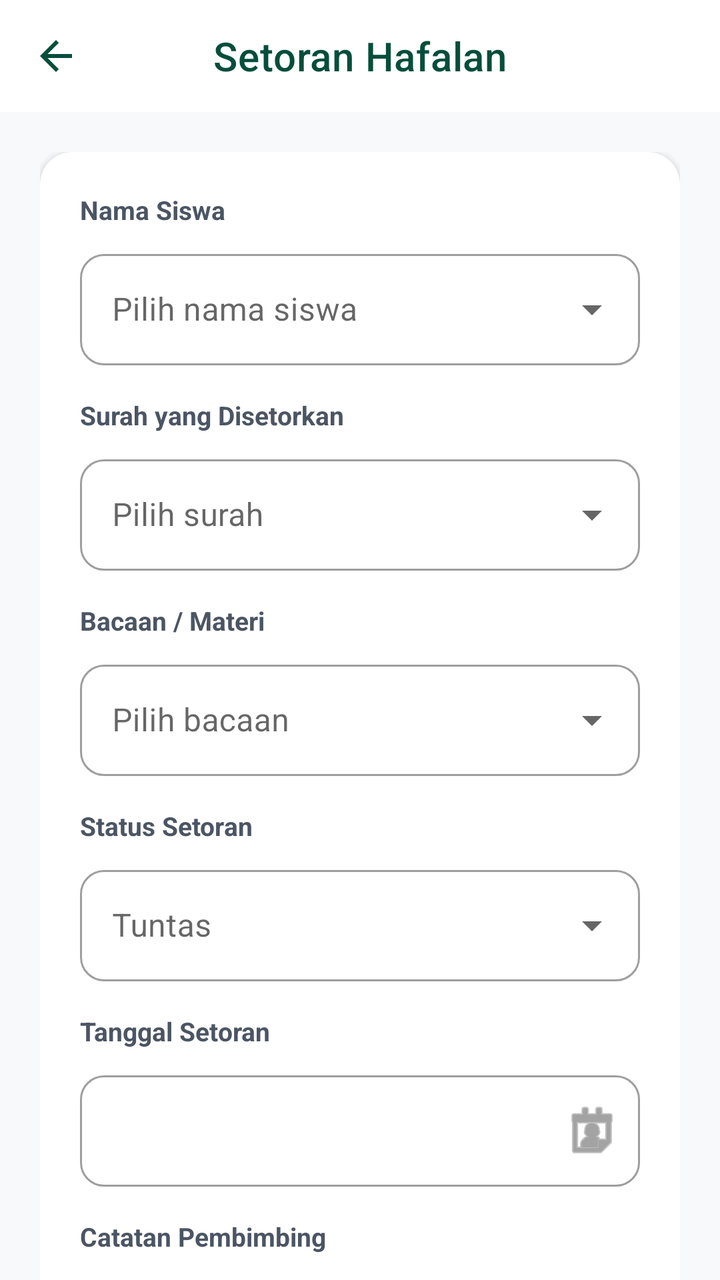
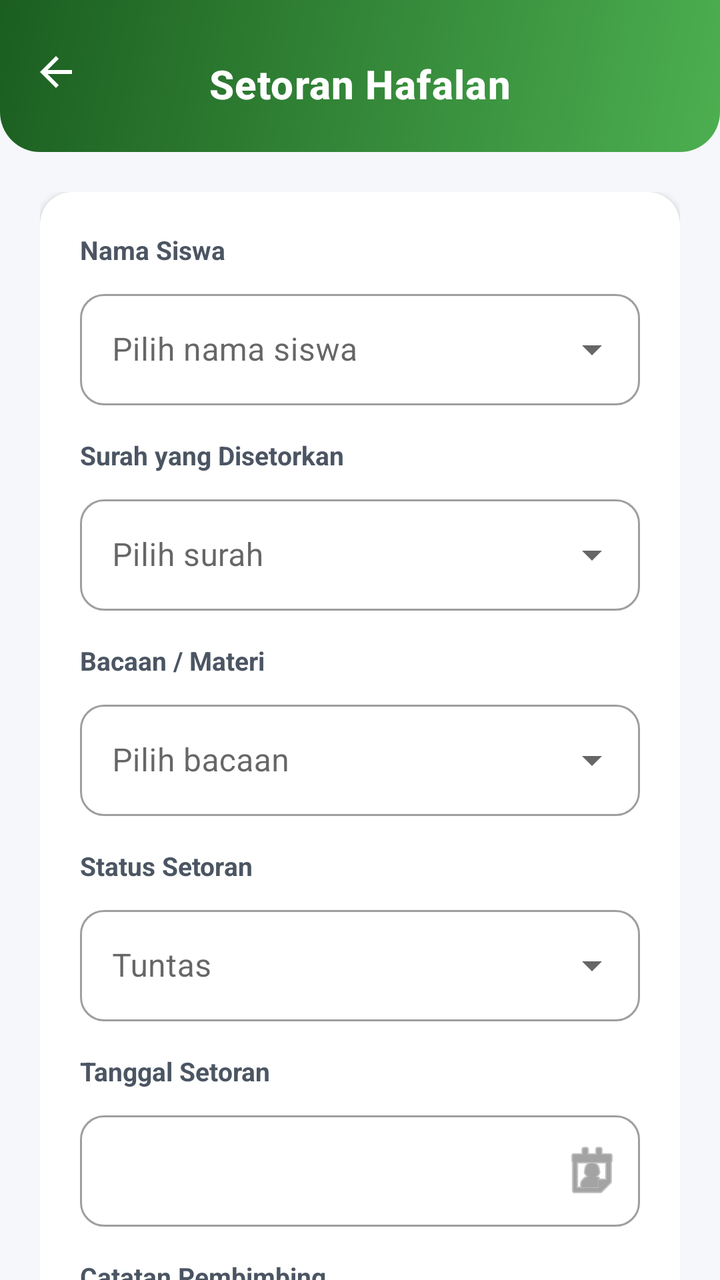

Before-and-after screenshots of an Android layout around one commit, followed by the original layout XML and the change that was made.
<!-- AndroidManifest.xml: application theme Theme.RamadhanDigital -->
<!-- res/layout/activity_add_setoran_guru.xml -->
<?xml version="1.0" encoding="utf-8"?>
<androidx.coordinatorlayout.widget.CoordinatorLayout xmlns:android="http://schemas.android.com/apk/res/android"
    xmlns:app="http://schemas.android.com/apk/res-auto"
    xmlns:tools="http://schemas.android.com/tools"
    android:layout_width="match_parent"
    android:layout_height="match_parent"
    android:background="#F8F9FA">

    <com.google.android.material.appbar.AppBarLayout
        android:layout_width="match_parent"
        android:layout_height="wrap_content"
        android:background="@color/white"
        app:elevation="0dp">

        <com.google.android.material.appbar.MaterialToolbar
            android:id="@+id/toolbar"
            android:layout_width="match_parent"
            android:layout_height="?attr/actionBarSize"
            app:navigationIcon="?attr/homeAsUpIndicator"
            app:navigationIconTint="@color/primary_green_dark"
            app:title="Setoran Hafalan"
            app:titleCentered="true"
            app:titleTextColor="@color/primary_green_dark" />

    </com.google.android.material.appbar.AppBarLayout>

    <androidx.core.widget.NestedScrollView
        android:layout_width="match_parent"
        android:layout_height="match_parent"
        app:layout_behavior="@string/appbar_scrolling_view_behavior">

        <LinearLayout
            android:layout_width="match_parent"
            android:layout_height="wrap_content"
            android:orientation="vertical"
            android:padding="20dp">

            <com.google.android.material.card.MaterialCardView
                android:layout_width="match_parent"
                android:layout_height="wrap_content"
                app:cardCornerRadius="16dp"
                app:cardElevation="2dp"
                app:strokeWidth="0dp">

                <LinearLayout
                    android:layout_width="match_parent"
                    android:layout_height="wrap_content"
                    android:orientation="vertical"
                    android:padding="20dp">

                    
                    <TextView
                        android:layout_width="wrap_content"
                        android:layout_height="wrap_content"
                        android:text="Nama Siswa"
                        android:textColor="@color/text_body"
                        android:textSize="13sp"
                        android:textStyle="bold" />

                    <com.google.android.material.textfield.TextInputLayout
                        style="@style/Widget.MaterialComponents.TextInputLayout.OutlinedBox.ExposedDropdownMenu"
                        android:layout_width="match_parent"
                        android:layout_height="wrap_content"
                        android:layout_marginTop="8dp"
                        app:boxCornerRadiusBottomEnd="12dp"
                        app:boxCornerRadiusBottomStart="12dp"
                        app:boxCornerRadiusTopEnd="12dp"
                        app:boxCornerRadiusTopStart="12dp">

                        <AutoCompleteTextView
                            android:id="@+id/spinnerSiswa"
                            android:layout_width="match_parent"
                            android:layout_height="wrap_content"
                            android:hint="Pilih nama siswa"
                            android:inputType="none" />
                    </com.google.android.material.textfield.TextInputLayout>

                    
                    <TextView
                        android:layout_width="wrap_content"
                        android:layout_height="wrap_content"
                        android:layout_marginTop="16dp"
                        android:text="Surah yang Disetorkan"
                        android:textColor="@color/text_body"
                        android:textSize="13sp"
                        android:textStyle="bold" />

                    <com.google.android.material.textfield.TextInputLayout
                        style="@style/Widget.MaterialComponents.TextInputLayout.OutlinedBox.ExposedDropdownMenu"
                        android:layout_width="match_parent"
                        android:layout_height="wrap_content"
                        android:layout_marginTop="8dp"
                        app:boxCornerRadiusBottomEnd="12dp"
                        app:boxCornerRadiusBottomStart="12dp"
                        app:boxCornerRadiusTopEnd="12dp"
                        app:boxCornerRadiusTopStart="12dp">

                        <AutoCompleteTextView
                            android:id="@+id/spinnerSurah"
                            android:layout_width="match_parent"
                            android:layout_height="wrap_content"
                            android:hint="Pilih surah"
                            android:inputType="none" />
                    </com.google.android.material.textfield.TextInputLayout>

                    
                    <TextView
                        android:layout_width="wrap_content"
                        android:layout_height="wrap_content"
                        android:layout_marginTop="16dp"
                        android:text="Bacaan / Materi"
                        android:textColor="@color/text_body"
                        android:textSize="13sp"
                        android:textStyle="bold" />

                    <com.google.android.material.textfield.TextInputLayout
                        style="@style/Widget.MaterialComponents.TextInputLayout.OutlinedBox.ExposedDropdownMenu"
                        android:layout_width="match_parent"
                        android:layout_height="wrap_content"
                        android:layout_marginTop="8dp"
                        app:boxCornerRadiusBottomEnd="12dp"
                        app:boxCornerRadiusBottomStart="12dp"
                        app:boxCornerRadiusTopEnd="12dp"
                        app:boxCornerRadiusTopStart="12dp">

                        <AutoCompleteTextView
                            android:id="@+id/spinnerBacaan"
                            android:layout_width="match_parent"
                            android:layout_height="wrap_content"
                            android:hint="Pilih bacaan"
                            android:inputType="none" />
                    </com.google.android.material.textfield.TextInputLayout>

                    
                    <TextView
                        android:layout_width="wrap_content"
                        android:layout_height="wrap_content"
                        android:layout_marginTop="16dp"
                        android:text="Status Setoran"
                        android:textColor="@color/text_body"
                        android:textSize="13sp"
                        android:textStyle="bold" />

                    <com.google.android.material.textfield.TextInputLayout
                        style="@style/Widget.MaterialComponents.TextInputLayout.OutlinedBox.ExposedDropdownMenu"
                        android:layout_width="match_parent"
                        android:layout_height="wrap_content"
                        android:layout_marginTop="8dp"
                        app:boxCornerRadiusBottomEnd="12dp"
                        app:boxCornerRadiusBottomStart="12dp"
                        app:boxCornerRadiusTopEnd="12dp"
                        app:boxCornerRadiusTopStart="12dp">

                        <AutoCompleteTextView
                            android:id="@+id/spinnerStatus"
                            android:layout_width="match_parent"
                            android:layout_height="wrap_content"
                            android:hint="Tuntas"
                            android:inputType="none" />
                    </com.google.android.material.textfield.TextInputLayout>

                    
                    <TextView
                        android:layout_width="wrap_content"
                        android:layout_height="wrap_content"
                        android:layout_marginTop="16dp"
                        android:text="Tanggal Setoran"
                        android:textColor="@color/text_body"
                        android:textSize="13sp"
                        android:textStyle="bold" />

                    <com.google.android.material.textfield.TextInputLayout
                        style="@style/Widget.MaterialComponents.TextInputLayout.OutlinedBox"
                        android:layout_width="match_parent"
                        android:layout_height="wrap_content"
                        android:layout_marginTop="8dp"
                        app:boxCornerRadiusBottomEnd="12dp"
                        app:boxCornerRadiusBottomStart="12dp"
                        app:boxCornerRadiusTopEnd="12dp"
                        app:boxCornerRadiusTopStart="12dp"
                        app:endIconMode="custom"
                        app:endIconDrawable="@android:drawable/ic_menu_my_calendar">

                        <com.google.android.material.textfield.TextInputEditText
                            android:id="@+id/etTanggal"
                            android:layout_width="match_parent"
                            android:layout_height="wrap_content"
                            android:focusable="false" />
                    </com.google.android.material.textfield.TextInputLayout>

                    
                    <TextView
                        android:layout_width="wrap_content"
                        android:layout_height="wrap_content"
                        android:layout_marginTop="16dp"
                        android:text="Catatan Pembimbing"
                        android:textColor="@color/text_body"
                        android:textSize="13sp"
                        android:textStyle="bold" />

                    <com.google.android.material.textfield.TextInputLayout
                        style="@style/Widget.MaterialComponents.TextInputLayout.OutlinedBox"
                        android:layout_width="match_parent"
                        android:layout_height="wrap_content"
                        android:layout_marginTop="8dp"
                        app:boxCornerRadiusBottomEnd="12dp"
                        app:boxCornerRadiusBottomStart="12dp"
                        app:boxCornerRadiusTopEnd="12dp"
                        app:boxCornerRadiusTopStart="12dp">

                        <com.google.android.material.textfield.TextInputEditText
                            android:id="@+id/etCatatan"
                            android:layout_width="match_parent"
                            android:layout_height="wrap_content"
                            android:gravity="top"
                            android:hint="Masukkan catatan..."
                            android:minLines="5" />
                    </com.google.android.material.textfield.TextInputLayout>

                </LinearLayout>
            </com.google.android.material.card.MaterialCardView>

            <com.google.android.material.button.MaterialButton
                android:id="@+id/btnSimpan"
                android:layout_width="match_parent"
                android:layout_height="56dp"
                android:layout_marginTop="32dp"
                android:layout_marginBottom="40dp"
                android:backgroundTint="@color/primary_green_dark"
                android:text="Simpan Setoran"
                android:textAllCaps="false"
                android:textSize="16sp"
                android:textStyle="bold"
                app:cornerRadius="28dp" />

        </LinearLayout>
    </androidx.core.widget.NestedScrollView>

    <com.google.android.material.progressindicator.CircularProgressIndicator
        android:id="@+id/progressBar"
        android:layout_width="wrap_content"
        android:layout_height="wrap_content"
        android:layout_gravity="center"
        android:indeterminate="true"
        android:visibility="gone"
        app:indicatorColor="@color/primary_green" />

</androidx.coordinatorlayout.widget.CoordinatorLayout>
<!-- resources referenced by this layout -->
<resources>
  <color name="primary_green">#059669</color>
  <color name="primary_green_dark">#064E3B</color>
  <color name="text_body">#4B5563</color>
  <color name="white">#FFFFFF</color>
  <style name="Theme.RamadhanDigital" parent="Theme.MaterialComponents.Light.NoActionBar">
  
          <item name="colorPrimary">#2E7D32</item>
          <item name="colorPrimaryVariant">#1B5E20</item>
          <item name="colorSecondary">#4CAF50</item>
  
          <item name="colorOnPrimary">@color/white</item>
          <item name="colorOnSecondary">@color/white</item>
  
          <item name="android:windowBackground">@android:color/white</item>
  
          <item name="android:statusBarColor">#2E7D32</item>
          <item name="android:navigationBarColor">@android:color/white</item>
  
          <item name="android:windowLightStatusBar">true</item>
  
          
          <item name="bottomNavigationStyle">@style/App.BottomNavigationView</item>
      </style>
  <style name="App.BottomNavigationView" parent="Widget.MaterialComponents.BottomNavigationView">
          <item name="itemActiveIndicatorStyle">@style/App.Custom.Indicator</item>
          <item name="itemTextAppearanceActive">@style/App.BottomNav.Text.Active</item>
          <item name="itemTextAppearanceInactive">@style/App.BottomNav.Text.Inactive</item>
      </style>
  <style name="App.Custom.Indicator" parent="Widget.Material3.BottomNavigationView.ActiveIndicator">
          
          <item name="android:color">#E8F5E9</item>
          <item name="android:width">60dp</item>
          <item name="android:height">40dp</item>
      </style>
  <style name="App.BottomNav.Text.Active" parent="TextAppearance.MaterialComponents.Caption">
          <item name="android:textStyle">bold</item>
          <item name="android:textSize">14sp</item>
      </style>
  <style name="App.BottomNav.Text.Inactive" parent="TextAppearance.MaterialComponents.Caption">
          <item name="android:textStyle">normal</item>
          <item name="android:textSize">12sp</item>
      </style>
</resources>

<!-- the commit's change to res/layout/activity_add_setoran_guru.xml (unified diff, before → after) -->
@@ -4,23 +4,28 @@
     xmlns:tools="http://schemas.android.com/tools"
     android:layout_width="match_parent"
     android:layout_height="match_parent"
-    android:background="#F8F9FA">
-
+    android:background="#F5F7FA">
+
+    
     <com.google.android.material.appbar.AppBarLayout
+        android:id="@+id/appBarLayout"
         android:layout_width="match_parent"
         android:layout_height="wrap_content"
-        android:background="@color/white"
+        android:background="@android:color/transparent"
         app:elevation="0dp">
 
         <com.google.android.material.appbar.MaterialToolbar
             android:id="@+id/toolbar"
             android:layout_width="match_parent"
-            android:layout_height="?attr/actionBarSize"
+            android:layout_height="76dp"
+            android:background="@drawable/bg_header_gradient"
+            android:paddingTop="8dp"
             app:navigationIcon="?attr/homeAsUpIndicator"
-            app:navigationIconTint="@color/primary_green_dark"
+            app:navigationIconTint="@android:color/white"
             app:title="Setoran Hafalan"
             app:titleCentered="true"
-            app:titleTextColor="@color/primary_green_dark" />
+            app:titleTextAppearance="@style/HeaderTitleStyle"
+            app:titleTextColor="@android:color/white" />
 
     </com.google.android.material.appbar.AppBarLayout>
 
@@ -226,7 +231,7 @@
                 android:layout_height="56dp"
                 android:layout_marginTop="32dp"
                 android:layout_marginBottom="40dp"
-                android:backgroundTint="@color/primary_green_dark"
+                android:backgroundTint="@color/green_700"
                 android:text="Simpan Setoran"
                 android:textAllCaps="false"
                 android:textSize="16sp"
<!-- resource entries referenced after the edit -->
@@ -1,8 +1,25 @@
 <!-- resources referenced by this layout -->
 <resources>
+  <color name="green_700">#2E7D32</color>
   <color name="primary_green">#059669</color>
-  <color name="primary_green_dark">#064E3B</color>
   <color name="text_body">#4B5563</color>
+  <!-- drawable bg_header_gradient (drawable) -->
+  <?xml version="1.0" encoding="utf-8"?>
+  <shape xmlns:android="http://schemas.android.com/apk/res/android">
+      <gradient
+          android:angle="135"
+          android:endColor="#1B5E20"
+          android:startColor="#4CAF50"
+          android:type="linear" />
+      <corners
+          android:bottomLeftRadius="20dp"
+          android:bottomRightRadius="20dp" />
+  </shape>
+  <style name="HeaderTitleStyle" parent="TextAppearance.MaterialComponents.Headline6">
+          <item name="android:textStyle">bold</item>
+          <item name="android:textSize">20sp</item>
+          <item name="android:letterSpacing">0.02</item>
+      </style>
   <color name="white">#FFFFFF</color>
   <style name="Theme.RamadhanDigital" parent="Theme.MaterialComponents.Light.NoActionBar">
   
